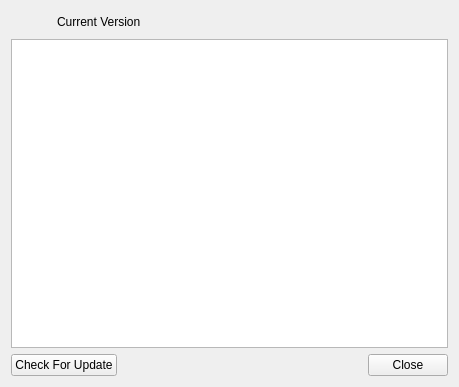
This is CryptokiMan/about_dlg.ui in jykim74/CryptokiMan as Qt 5 draws it before an edit. The edited form follows.
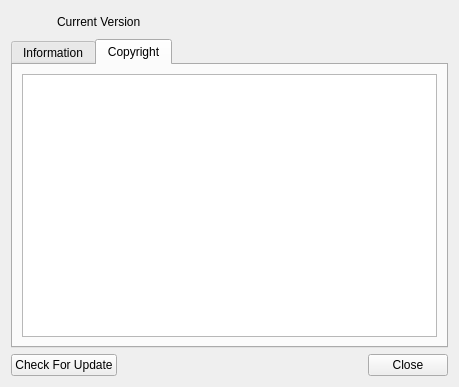
This is the edited form. Icons and pictures are not drawn.

Commit message: About 에 저작권 표시

The edit to the form file:
```diff
--- a/CryptokiMan/about_dlg.ui
+++ b/CryptokiMan/about_dlg.ui
@@ -62,7 +62,31 @@
     </layout>
    </item>
    <item>
-    <widget class="QTextBrowser" name="mAboutText"/>
+    <widget class="QTabWidget" name="tabWidget">
+     <property name="currentIndex">
+      <number>1</number>
+     </property>
+     <widget class="QWidget" name="tab">
+      <attribute name="title">
+       <string>Information</string>
+      </attribute>
+      <layout class="QVBoxLayout" name="verticalLayout_2">
+       <item>
+        <widget class="QTextBrowser" name="mAboutText"/>
+       </item>
+      </layout>
+     </widget>
+     <widget class="QWidget" name="tab_2">
+      <attribute name="title">
+       <string>Copyright</string>
+      </attribute>
+      <layout class="QVBoxLayout" name="verticalLayout_3">
+       <item>
+        <widget class="QTextBrowser" name="mCopyRightText"/>
+       </item>
+      </layout>
+     </widget>
+    </widget>
    </item>
    <item>
     <layout class="QGridLayout" name="gridLayout">
```
Left out of the diff: 1 changed line with no effect on the pictures. The commit also changes 2 other files.
